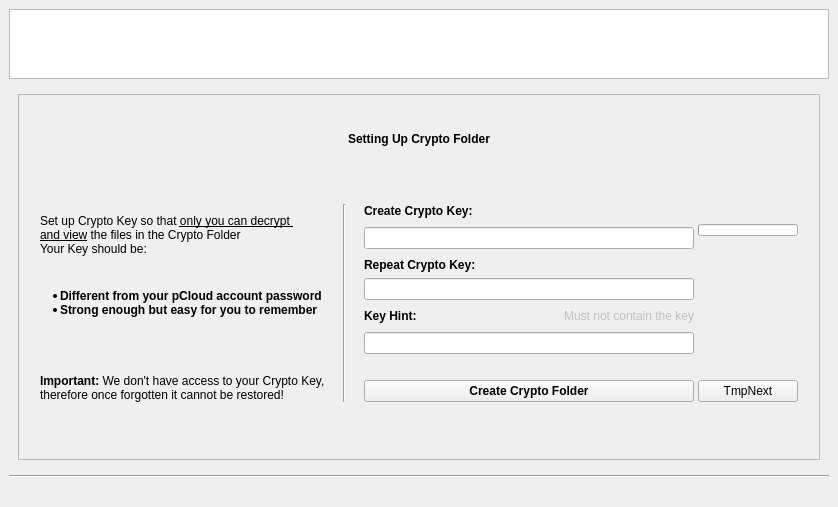
First picture: the form in pcloudwindow.ui, repository pcloudcom/psyncgui, before the edit.
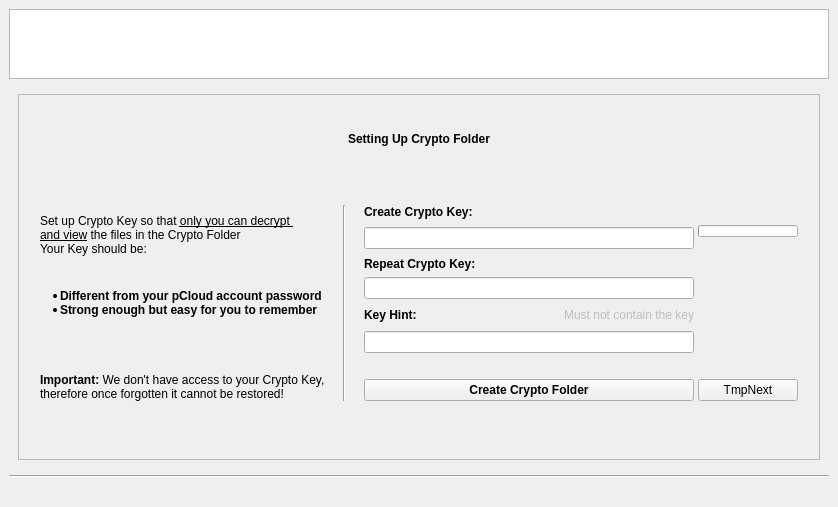
Second picture: the form after the edit. Icons and pictures are not drawn.

What changed in the file:
```diff
--- a/pcloudwindow.ui
+++ b/pcloudwindow.ui
@@ -1547,7 +1547,7 @@
                      <item row="1" column="1">
                       <layout class="QVBoxLayout" name="verticalLayout_42">
                        <property name="spacing">
-                        <number>2</number>
+                        <number>0</number>
                        </property>
                        <item>
                         <widget class="QProgressBar" name="progressBarCryptoPass">
@@ -1563,6 +1563,9 @@
                          <property name="value">
                           <number>0</number>
                          </property>
+                         <property name="alignment">
+                          <set>Qt::AlignLeading|Qt::AlignLeft|Qt::AlignTop</set>
+                         </property>
                          <property name="textVisible">
                           <bool>false</bool>
                          </property>
@@ -1579,6 +1582,9 @@
                          <property name="text">
                           <string/>
                          </property>
+                         <property name="alignment">
+                          <set>Qt::AlignBottom|Qt::AlignLeading|Qt::AlignLeft</set>
+                         </property>
                         </widget>
                        </item>
                       </layout>
```
Left out of the diff: 6 changed lines with no effect on the pictures.
